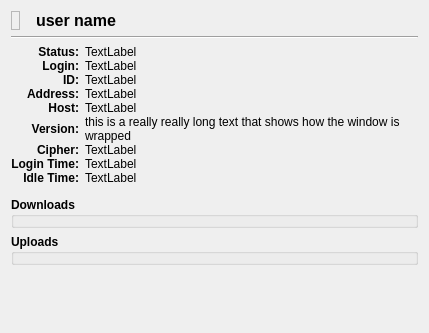
First picture: the form in qw_client/QwcUserInfoWidget.ui, repository pcjpnet/qwired-suite, before the edit.
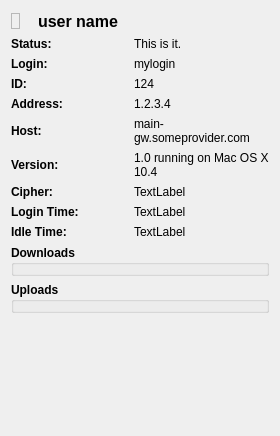
Second picture: the form after the edit. Icons and pictures are not drawn.

```diff
--- a/qw_client/QwcUserInfoWidget.ui
+++ b/qw_client/QwcUserInfoWidget.ui
@@ -6,20 +6,20 @@
    <rect>
     <x>0</x>
     <y>0</y>
-    <width>429</width>
-    <height>333</height>
+    <width>280</width>
+    <height>436</height>
    </rect>
   </property>
   <property name="windowTitle">
    <string>User Information</string>
   </property>
-  <layout class="QVBoxLayout">
+  <layout class="QVBoxLayout" name="verticalLayout">
    <item>
-    <layout class="QHBoxLayout">
+    <layout class="QHBoxLayout" name="horizontalLayout">
      <item>
       <widget class="QLabel" name="fIcon">
        <property name="sizePolicy">
-        <sizepolicy hsizetype="Fixed" vsizetype="Preferred">
+        <sizepolicy hsizetype="Maximum" vsizetype="Maximum">
          <horstretch>0</horstretch>
          <verstretch>0</verstretch>
         </sizepolicy>
@@ -44,6 +44,22 @@
        </property>
       </widget>
      </item>
+     <item>
+      <spacer name="horizontalSpacer">
+       <property name="orientation">
+        <enum>Qt::Horizontal</enum>
+       </property>
+       <property name="sizeType">
+        <enum>QSizePolicy::Fixed</enum>
+       </property>
+       <property name="sizeHint" stdset="0">
+        <size>
+         <width>12</width>
+         <height>20</height>
+        </size>
+       </property>
+      </spacer>
+     </item>
      <item>
       <widget class="QLabel" name="fNick">
        <property name="font">
@@ -56,36 +72,14 @@
        <property name="text">
         <string>user name</string>
        </property>
-       <property name="indent">
-        <number>10</number>
-       </property>
       </widget>
      </item>
     </layout>
    </item>
    <item>
-    <widget class="Line" name="line">
-     <property name="orientation">
-      <enum>Qt::Horizontal</enum>
-     </property>
-    </widget>
-   </item>
-   <item>
-    <layout class="QGridLayout">
-     <property name="bottomMargin">
-      <number>6</number>
-     </property>
-     <property name="verticalSpacing">
-      <number>0</number>
-     </property>
+    <layout class="QGridLayout" name="gridLayout">
      <item row="0" column="0">
       <widget class="QLabel" name="label">
-       <property name="sizePolicy">
-        <sizepolicy hsizetype="Minimum" vsizetype="Preferred">
-         <horstretch>0</horstretch>
-         <verstretch>0</verstretch>
-        </sizepolicy>
-       </property>
        <property name="font">
         <font>
          <weight>75</weight>
@@ -95,21 +89,12 @@
        <property name="text">
         <string>Status:</string>
        </property>
-       <property name="alignment">
-        <set>Qt::AlignRight|Qt::AlignTrailing|Qt::AlignVCenter</set>
-       </property>
       </widget>
      </item>
      <item row="0" column="1">
       <widget class="QLabel" name="fStatus">
-       <property name="sizePolicy">
-        <sizepolicy hsizetype="Preferred" vsizetype="MinimumExpanding">
-         <horstretch>0</horstretch>
-         <verstretch>0</verstretch>
-        </sizepolicy>
-       </property>
        <property name="text">
-        <string>TextLabel</string>
+        <string>This is it.</string>
        </property>
        <property name="wordWrap">
         <bool>true</bool>
@@ -118,12 +103,6 @@
      </item>
      <item row="1" column="0">
       <widget class="QLabel" name="label_2">
-       <property name="sizePolicy">
-        <sizepolicy hsizetype="Minimum" vsizetype="Preferred">
-         <horstretch>0</horstretch>
-         <verstretch>0</verstretch>
-        </sizepolicy>
-       </property>
        <property name="font">
         <font>
          <weight>75</weight>
@@ -133,21 +112,12 @@
        <property name="text">
         <string>Login:</string>
        </property>
-       <property name="alignment">
-        <set>Qt::AlignRight|Qt::AlignTrailing|Qt::AlignVCenter</set>
-       </property>
       </widget>
      </item>
      <item row="1" column="1">
       <widget class="QLabel" name="fLogin">
-       <property name="sizePolicy">
-        <sizepolicy hsizetype="Preferred" vsizetype="MinimumExpanding">
-         <horstretch>0</horstretch>
-         <verstretch>0</verstretch>
-        </sizepolicy>
-       </property>
        <property name="text">
-        <string>TextLabel</string>
+        <string>mylogin</string>
        </property>
        <property name="wordWrap">
         <bool>true</bool>
@@ -156,12 +126,6 @@
      </item>
      <item row="2" column="0">
       <widget class="QLabel" name="label_3">
-       <property name="sizePolicy">
-        <sizepolicy hsizetype="Minimum" vsizetype="Preferred">
-         <horstretch>0</horstretch>
-         <verstretch>0</verstretch>
-        </sizepolicy>
-       </property>
        <property name="font">
         <font>
          <weight>75</weight>
@@ -171,21 +135,12 @@
        <property name="text">
         <string>ID:</string>
        </property>
-       <property name="alignment">
-        <set>Qt::AlignRight|Qt::AlignTrailing|Qt::AlignVCenter</set>
-       </property>
       </widget>
      </item>
      <item row="2" column="1">
       <widget class="QLabel" name="fID">
-       <property name="sizePolicy">
-        <sizepolicy hsizetype="Preferred" vsizetype="MinimumExpanding">
-         <horstretch>0</horstretch>
-         <verstretch>0</verstretch>
-        </sizepolicy>
-       </property>
        <property name="text">
-        <string>TextLabel</string>
+        <string>124</string>
        </property>
        <property name="wordWrap">
         <bool>true</bool>
@@ -194,12 +149,6 @@
      </item>
      <item row="3" column="0">
       <widget class="QLabel" name="label_4">
-       <property name="sizePolicy">
-        <sizepolicy hsizetype="Minimum" vsizetype="Preferred">
-         <horstretch>0</horstretch>
-         <verstretch>0</verstretch>
-        </sizepolicy>
-       </property>
        <property name="font">
         <font>
          <weight>75</weight>
@@ -209,21 +158,12 @@
        <property name="text">
         <string>Address:</string>
        </property>
-       <property name="alignment">
-        <set>Qt::AlignRight|Qt::AlignTrailing|Qt::AlignVCenter</set>
-       </property>
       </widget>
      </item>
      <item row="3" column="1">
       <widget class="QLabel" name="fAddress">
-       <property name="sizePolicy">
-        <sizepolicy hsizetype="Preferred" vsizetype="MinimumExpanding">
-         <horstretch>0</horstretch>
-         <verstretch>0</verstretch>
-        </sizepolicy>
-       </property>
        <property name="text">
-        <string>TextLabel</string>
+        <string>1.2.3.4</string>
        </property>
        <property name="wordWrap">
         <bool>true</bool>
@@ -232,12 +172,6 @@
      </item>
      <item row="4" column="0">
       <widget class="QLabel" name="label_5">
-       <property name="sizePolicy">
-        <sizepolicy hsizetype="Minimum" vsizetype="Preferred">
-         <horstretch>0</horstretch>
-         <verstretch>0</verstretch>
-        </sizepolicy>
-       </property>
        <property name="font">
         <font>
          <weight>75</weight>
@@ -247,21 +181,12 @@
        <property name="text">
         <string>Host:</string>
        </property>
-       <property name="alignment">
-        <set>Qt::AlignRight|Qt::AlignTrailing|Qt::AlignVCenter</set>
-       </property>
       </widget>
      </item>
      <item row="4" column="1">
       <widget class="QLabel" name="fHost">
-       <property name="sizePolicy">
-        <sizepolicy hsizetype="Preferred" vsizetype="MinimumExpanding">
-         <horstretch>0</horstretch>
-         <verstretch>0</verstretch>
-        </sizepolicy>
-       </property>
        <property name="text">
-        <string>TextLabel</string>
+        <string>main-gw.someprovider.com</string>
        </property>
        <property name="wordWrap">
         <bool>true</bool>
@@ -270,12 +195,6 @@
      </item>
      <item row="5" column="0">
       <widget class="QLabel" name="label_6">
-       <property name="sizePolicy">
-        <sizepolicy hsizetype="Minimum" vsizetype="Preferred">
-         <horstretch>0</horstretch>
-         <verstretch>0</verstretch>
-        </sizepolicy>
-       </property>
        <property name="font">
         <font>
          <weight>75</weight>
@@ -285,21 +204,12 @@
        <property name="text">
         <string>Version:</string>
        </property>
-       <property name="alignment">
-        <set>Qt::AlignRight|Qt::AlignTrailing|Qt::AlignVCenter</set>
-       </property>
       </widget>
      </item>
      <item row="5" column="1">
       <widget class="QLabel" name="fVersion">
-       <property name="sizePolicy">
-        <sizepolicy hsizetype="MinimumExpanding" vsizetype="Fixed">
-         <horstretch>0</horstretch>
-         <verstretch>0</verstretch>
-        </sizepolicy>
-       </property>
        <property name="text">
-        <string>this is a really really long text that shows how the window is wrapped</string>
+        <string>1.0 running on Mac OS X 10.4</string>
        </property>
        <property name="wordWrap">
         <bool>true</bool>
@@ -308,12 +218,6 @@
      </item>
      <item row="6" column="0">
       <widget class="QLabel" name="label_7">
-       <property name="sizePolicy">
-        <sizepolicy hsizetype="Minimum" vsizetype="Preferred">
-         <horstretch>0</horstretch>
-         <verstretch>0</verstretch>
-        </sizepolicy>
-       </property>
        <property name="font">
         <font>
          <weight>75</weight>
@@ -323,19 +227,10 @@
        <property name="text">
         <string>Cipher:</string>
        </property>
-       <property name="alignment">
-        <set>Qt::AlignRight|Qt::AlignTrailing|Qt::AlignVCenter</set>
-       </property>
       </widget>
      </item>
      <item row="6" column="1">
       <widget class="QLabel" name="fCipher">
-       <property name="sizePolicy">
-        <sizepolicy hsizetype="Preferred" vsizetype="MinimumExpanding">
-         <horstretch>0</horstretch>
-         <verstretch>0</verstretch>
-        </sizepolicy>
-       </property>
        <property name="text">
         <string>TextLabel</string>
        </property>
@@ -346,12 +241,6 @@
      </item>
      <item row="7" column="0">
       <widget class="QLabel" name="label_8">
-       <property name="sizePolicy">
-        <sizepolicy hsizetype="Minimum" vsizetype="Preferred">
-         <horstretch>0</horstretch>
-         <verstretch>0</verstretch>
-        </sizepolicy>
-       </property>
        <property name="font">
         <font>
          <weight>75</weight>
@@ -361,19 +250,10 @@
        <property name="text">
         <string>Login Time:</string>
        </property>
-       <property name="alignment">
-        <set>Qt::AlignRight|Qt::AlignTrailing|Qt::AlignVCenter</set>
-       </property>
       </widget>
      </item>
      <item row="7" column="1">
       <widget class="QLabel" name="fLoginTime">
-       <property name="sizePolicy">
-        <sizepolicy hsizetype="Preferred" vsizetype="MinimumExpanding">
-         <horstretch>0</horstretch>
-         <verstretch>0</verstretch>
-        </sizepolicy>
-       </property>
        <property name="text">
         <string>TextLabel</string>
        </property>
@@ -384,12 +264,6 @@
      </item>
      <item row="8" column="0">
       <widget class="QLabel" name="label_9">
-       <property name="sizePolicy">
-        <sizepolicy hsizetype="Minimum" vsizetype="Preferred">
-         <horstretch>0</horstretch>
-         <verstretch>0</verstretch>
-        </sizepolicy>
-       </property>
        <property name="font">
         <font>
          <weight>75</weight>
@@ -399,19 +273,10 @@
        <property name="text">
         <string>Idle Time:</string>
        </property>
-       <property name="alignment">
-        <set>Qt::AlignRight|Qt::AlignTrailing|Qt::AlignVCenter</set>
-       </property>
       </widget>
      </item>
      <item row="8" column="1">
       <widget class="QLabel" name="fIdleTime">
-       <property name="sizePolicy">
-        <sizepolicy hsizetype="Preferred" vsizetype="MinimumExpanding">
-         <horstretch>0</horstretch>
-         <verstretch>0</verstretch>
-        </sizepolicy>
-       </property>
        <property name="text">
         <string>TextLabel</string>
        </property>
@@ -468,7 +333,7 @@
     </widget>
    </item>
    <item>
-    <spacer>
+    <spacer name="verticalSpacer">
      <property name="orientation">
       <enum>Qt::Vertical</enum>
      </property>
```
